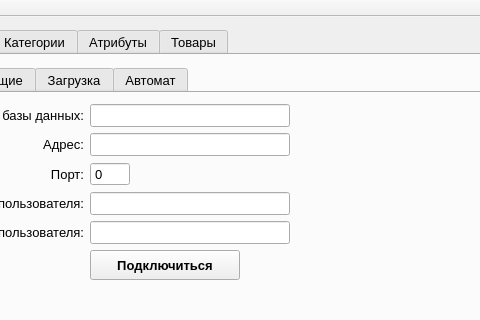
Old version of the form ocMeridia/ocmeridia.ui in the repository Skyrim78/ocMeridia; both pictures show x 163 to 643 and y 0 to 320 of the 941 by 818 pixel window.
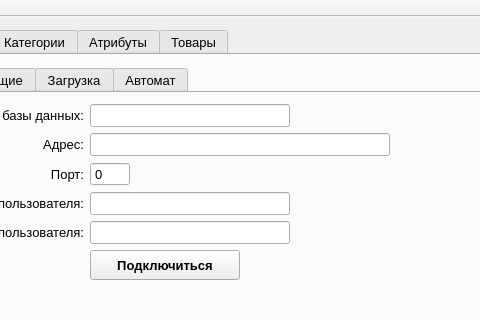
New version of the form. The open tabs and pages were chosen to show the change.

The edit to the form file:
```diff
--- a/ocMeridia/ocmeridia.ui
+++ b/ocMeridia/ocmeridia.ui
@@ -140,13 +140,13 @@
                     </property>
                     <property name="minimumSize">
                      <size>
-                      <width>200</width>
+                      <width>300</width>
                       <height>0</height>
                      </size>
                     </property>
                     <property name="maximumSize">
                      <size>
-                      <width>200</width>
+                      <width>350</width>
                       <height>16777215</height>
                      </size>
                     </property>
```
Left out of the diff: 2 changed lines with no effect on the pictures.
